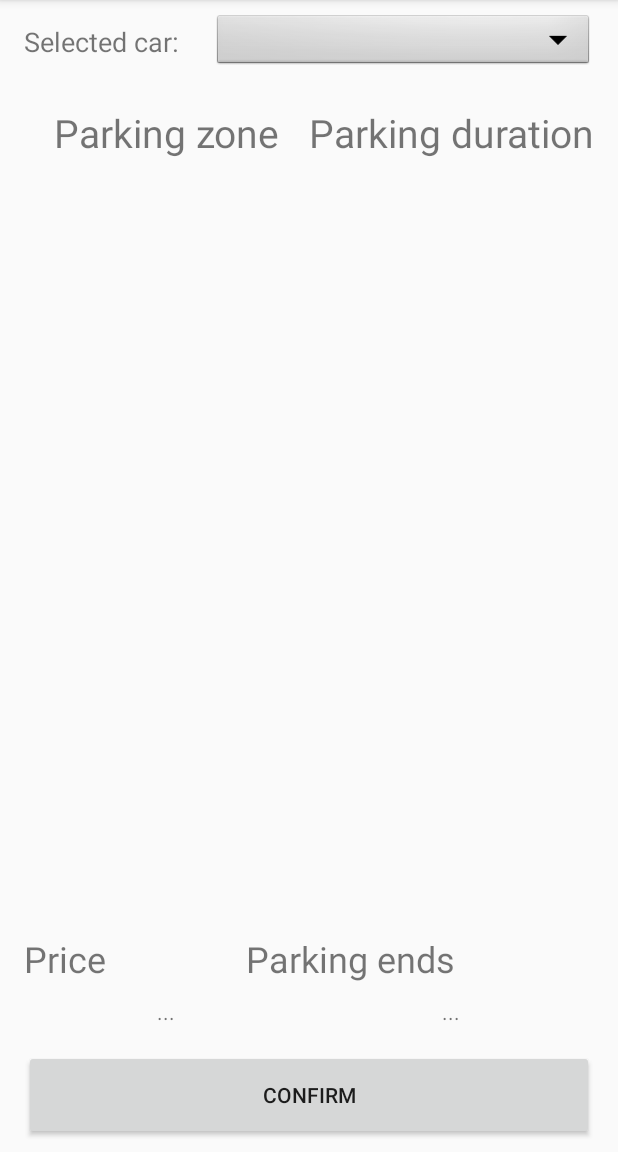
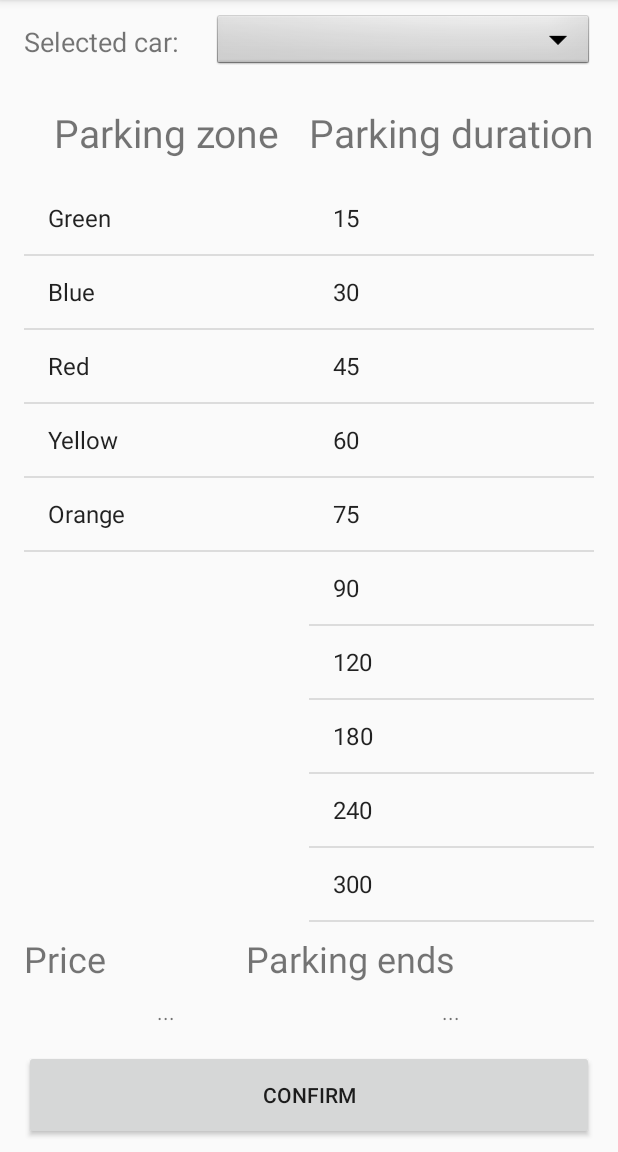
Before and after one commit to doneitas/Parkly, an Android app: the screen it shows after launch (MainActivity), on a phone screen of 412 x 824 dp, the part 84-1236 px from its top. Run offline under Robolectric (Android 15) with nearby library versions, the phone set to English and light mode, and no system bars; our stand-ins replace Room's generated code, RxJava.

```diff
--- a/app/src/main/java/com/example/parkly/Fragment/HomeFragment.java
+++ b/app/src/main/java/com/example/parkly/Fragment/HomeFragment.java
@@ -42,6 +42,8 @@ public class HomeFragment extends Fragment {
     public void onViewCreated(View view, @Nullable Bundle savedInstanceState) {
         super.onViewCreated(view, savedInstanceState);
 
+
+        createTimeZoneLists(view);
         checkCarRegistration();
     }
 
@@ -72,9 +74,11 @@ public class HomeFragment extends Fragment {
         ListView listZones;
         ListView listTime;
         ArrayList<String> zones = new ArrayList<String>();
-        zones.add("Orange zone");
-        zones.add("Yellow zone");
-        zones.add("Red zone");
+        zones.add("Green");
+        zones.add("Blue");
+        zones.add("Red");
+        zones.add("Yellow");
+        zones.add("Orange");
         ArrayList<Integer> time = new ArrayList<Integer>();
         time.add(15);
         time.add(30);
@@ -82,11 +86,23 @@ public class HomeFragment extends Fragment {
         time.add(60);
         time.add(75);
         time.add(90);
+        time.add(120);
+        time.add(180);
+        time.add(240);
+        time.add(300);
+        time.add(360);
+        time.add(420);
+        time.add(480);
+        time.add(540);
+        time.add(600);
+
 
         listZones = (ListView)getView().findViewById(R.id.list_zones);
         listTime = (ListView)getView().findViewById(R.id.list_time);
         ArrayAdapter<String> zonesAdapter = new ArrayAdapter<String>(getActivity(), android.R.layout.simple_list_item_1, zones);
         ArrayAdapter<Integer> timeAdapter = new ArrayAdapter<Integer>(getActivity(), android.R.layout.simple_list_item_1, time);
+        listZones.setAdapter(zonesAdapter);
+        listTime.setAdapter(timeAdapter);
     }
 
 }
```
